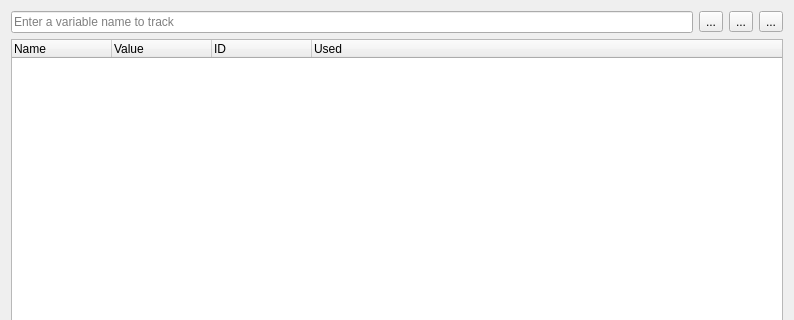
Old version of the form src/SeerVariableTrackerBrowserWidget.ui in the repository epasveer/seer; both pictures show x 0 to 794 and y 0 to 320 of the 794 by 528 pixel window.
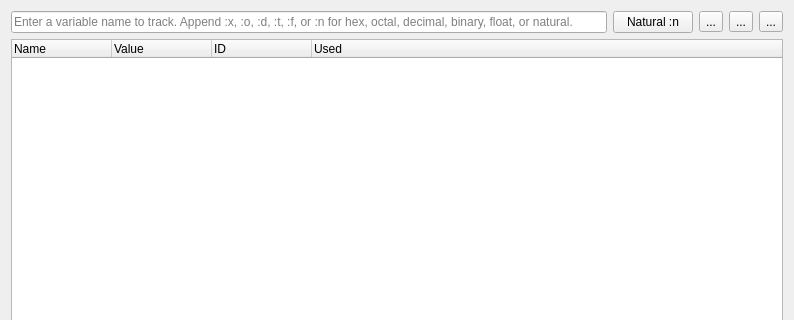
New version of the form. Icons and pictures are not drawn. Custom widgets are drawn as their Qt base class.

Commit message: Implemented variable formats without var-obj.

What changed in the file:
```diff
--- a/src/SeerVariableTrackerBrowserWidget.ui
+++ b/src/SeerVariableTrackerBrowserWidget.ui
@@ -22,13 +22,23 @@
         <string>Add a variable to track.</string>
        </property>
        <property name="placeholderText">
-        <string>Enter a variable name to track</string>
+        <string>Enter a variable name to track. Append :x, :o, :d, :t, :f, or :n for hex, octal, decimal, binary, float, or natural.</string>
        </property>
        <property name="clearButtonEnabled">
         <bool>true</bool>
        </property>
       </widget>
      </item>
+     <item>
+      <widget class="QPushButton" name="variableFormatPushButton">
+       <property name="toolTip">
+        <string>Default format for variables tracked without a format suffix.</string>
+       </property>
+       <property name="text">
+        <string>Natural :n</string>
+       </property>
+      </widget>
+     </item>
      <item>
       <widget class="QToolButton" name="variableRememberToolButton">
        <property name="toolTip">
```
The commit also changes 12 other files.
